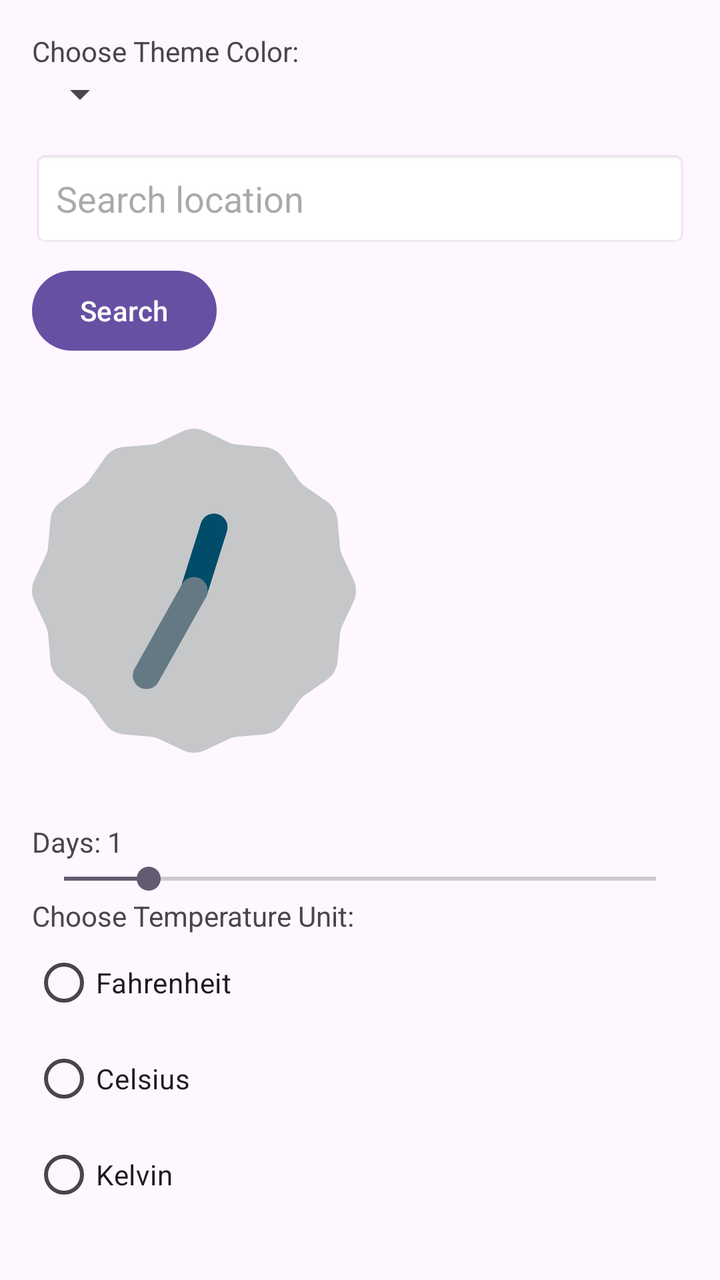
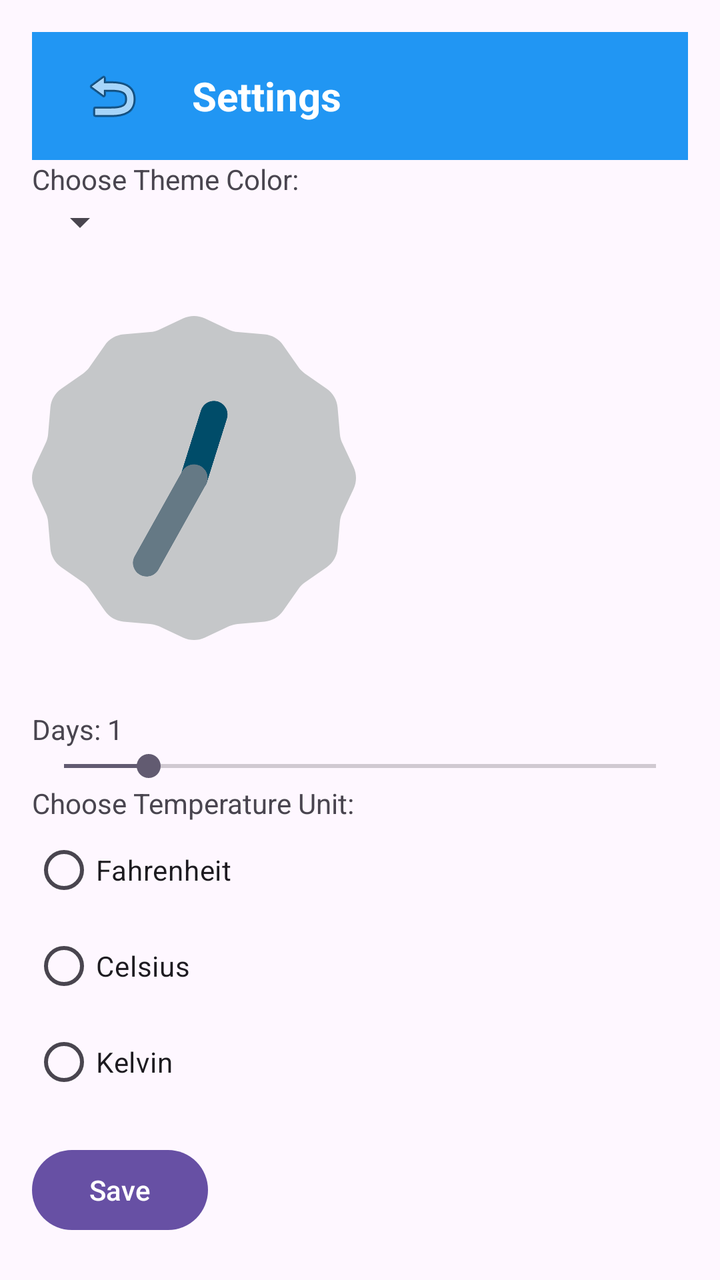

An Android layout rendered at two revisions. The XML below is the earlier revision; the diff shows what the commit changed to produce the second picture.
<!-- AndroidManifest.xml: application theme Theme.WeatherApp -->
<!-- res/layout/activity_settings.xml -->
<?xml version="1.0" encoding="utf-8"?>
<LinearLayout
    xmlns:android="http://schemas.android.com/apk/res/android"
    android:orientation="vertical"
    android:layout_width="match_parent"
    android:layout_height="match_parent"
    android:padding="16dp">

    <TextView
        android:layout_width="wrap_content"
        android:layout_height="wrap_content"
        android:text="Choose Theme Color:"/>

    <Spinner
        android:id="@+id/colorSpinner"
        android:layout_width="wrap_content"
        android:layout_height="wrap_content"/>

    <EditText
        android:id="@+id/locationSearch"
        android:layout_width="match_parent"
        android:layout_height="wrap_content"
        android:hint="Search location"
        android:layout_marginTop="16dp"
        android:padding="12dp"
        android:background="@android:drawable/editbox_background"/>

    <Button
        android:id="@+id/searchButton"
        android:layout_width="wrap_content"
        android:layout_height="wrap_content"
        android:text="Search"
        android:layout_marginTop="8dp"/>

    <AnalogClock
        android:id="@+id/analogClock"
        android:layout_width="162dp"
        android:layout_height="200dp"
        android:layout_marginTop="16dp" />

    <TextView
        android:id="@+id/daysTextView"
        android:layout_width="wrap_content"
        android:layout_height="wrap_content"
        android:text="Days: 1"
        android:layout_marginTop="16dp"/>

    <SeekBar
        android:id="@+id/daysSeekBar"
        android:layout_width="match_parent"
        android:layout_height="wrap_content"
        android:max="7"
        android:progress="1"/>

    <TextView
        android:layout_width="wrap_content"
        android:layout_height="wrap_content"
        android:text="Choose Temperature Unit:"/>

    <RadioGroup
        android:id="@+id/temperatureUnits"
        android:layout_width="wrap_content"
        android:layout_height="wrap_content">
        <RadioButton
            android:id="@+id/fahrenheit"
            android:layout_width="wrap_content"
            android:layout_height="wrap_content"
            android:text="Fahrenheit"/>
        <RadioButton
            android:id="@+id/celsius"
            android:layout_width="wrap_content"
            android:layout_height="wrap_content"
            android:text="Celsius"/>
        <RadioButton
            android:id="@+id/kelvin"
            android:layout_width="wrap_content"
            android:layout_height="wrap_content"
            android:text="Kelvin"/>
    </RadioGroup>

    <Button
        android:id="@+id/saveButton"
        android:text="Save"
        android:layout_width="wrap_content"
        android:layout_height="wrap_content"
        android:layout_marginTop="16dp"/>

</LinearLayout>
<!-- resources referenced by this layout -->
<resources>
  <style name="Theme.WeatherApp" parent="Base.Theme.WeatherApp" />
  <style name="Base.Theme.WeatherApp" parent="Theme.Material3.DayNight.NoActionBar">
          
          
      </style>
</resources>

<!-- the commit's change to res/layout/activity_settings.xml (unified diff, before → after) -->
@@ -5,6 +5,33 @@
     android:layout_width="match_parent"
     android:layout_height="match_parent"
     android:padding="16dp">
+
+    <androidx.appcompat.widget.Toolbar
+        android:id="@+id/toolbar"
+        android:layout_width="match_parent"
+        android:layout_height="?attr/actionBarSize"
+        android:background="#2196F3"
+        android:elevation="4dp">
+
+        <ImageButton
+            android:id="@+id/backButton"
+            android:layout_width="wrap_content"
+            android:layout_height="wrap_content"
+            android:src="@android:drawable/ic_menu_revert"
+            android:background="?attr/selectableItemBackgroundBorderless"
+            android:contentDescription="Back"
+            android:padding="8dp"/>
+
+        <TextView
+            android:layout_width="wrap_content"
+            android:layout_height="wrap_content"
+            android:text="Settings"
+            android:textColor="#FFFFFF"
+            android:textSize="20sp"
+            android:textStyle="bold"
+            android:layout_marginStart="32dp"/>
+
+    </androidx.appcompat.widget.Toolbar>
 
     <TextView
         android:layout_width="wrap_content"
@@ -15,22 +42,6 @@
         android:id="@+id/colorSpinner"
         android:layout_width="wrap_content"
         android:layout_height="wrap_content"/>
-
-    <EditText
-        android:id="@+id/locationSearch"
-        android:layout_width="match_parent"
-        android:layout_height="wrap_content"
-        android:hint="Search location"
-        android:layout_marginTop="16dp"
-        android:padding="12dp"
-        android:background="@android:drawable/editbox_background"/>
-
-    <Button
-        android:id="@+id/searchButton"
-        android:layout_width="wrap_content"
-        android:layout_height="wrap_content"
-        android:text="Search"
-        android:layout_marginTop="8dp"/>
 
     <AnalogClock
         android:id="@+id/analogClock"
